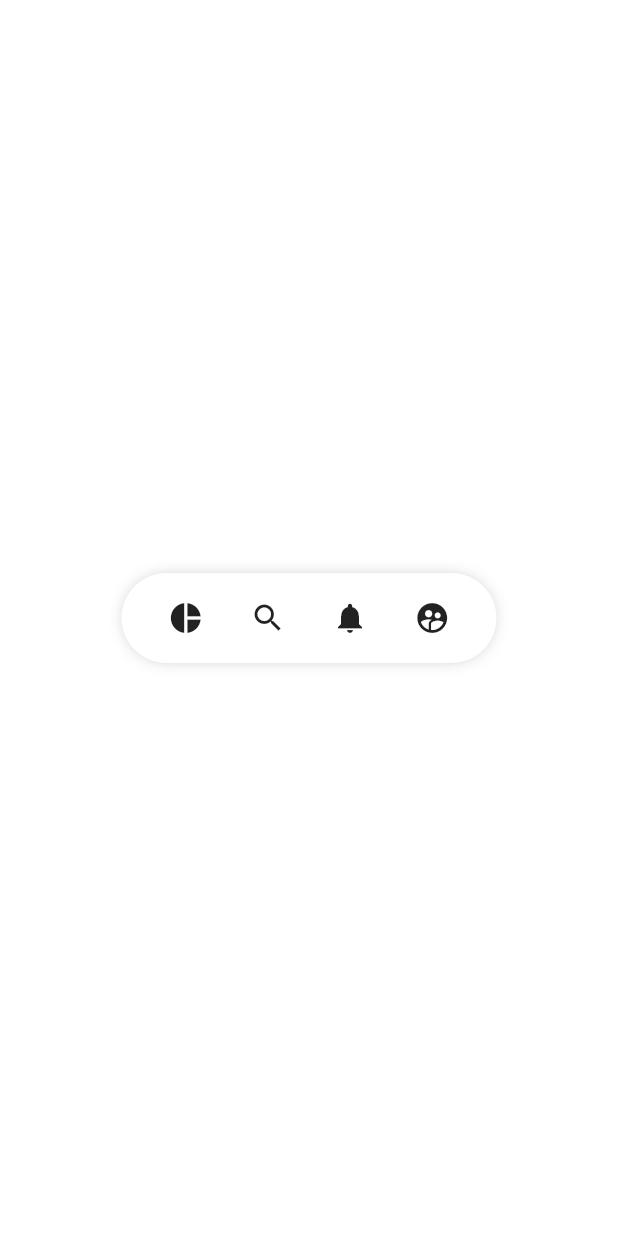
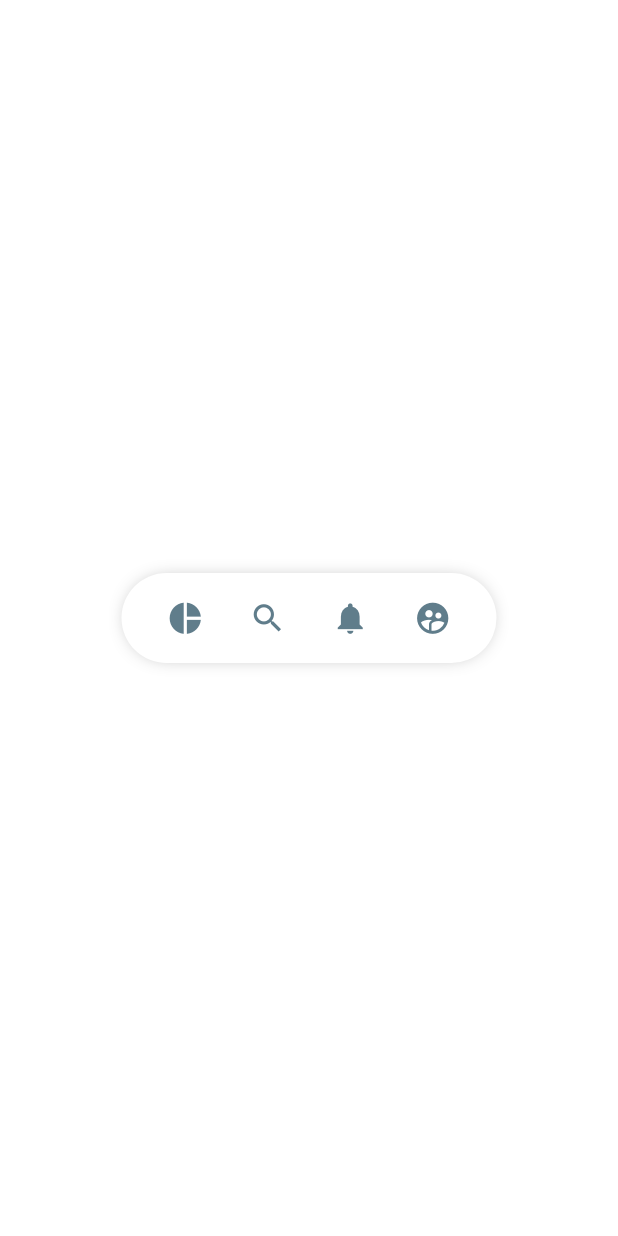
Before and after one commit to EstebanIndiveri/layoutcurrent, a Flutter app: the screen it shows after launch, on a phone screen of 412 x 824 dp. Run offline on Flutter 3.47's test engine with Material 2 defaults, Android fonts, the phone set to English and light mode, and no system bars.

Commit message:
changes btns

```diff
--- a/lib/src/widget/pinterest_menu.dart
+++ b/lib/src/widget/pinterest_menu.dart
@@ -30,7 +30,6 @@ class PinterestMenu extends StatelessWidget {
     return Center(
         child: Container(
           child:_MenuItems(items),
-
           width: 250,
           height: 60,
           decoration: BoxDecoration(
@@ -68,8 +67,28 @@ class _PinterestMenuButton extends StatelessWidget {
   _PinterestMenuButton(this.index,this.item);
   @override
   Widget build(BuildContext context) {
-    return Container(
-        child: Icon(item.icon),
+    return GestureDetector(
+          behavior: HitTestBehavior.translucent,
+          onTap: item.onPressed,
+          child: Container(
+          child: Icon(
+            item.icon,
+            size: 25,
+            color: Colors.blueGrey,
+            ),
+
+      ),
     );
   }
 }
+
+class _MenuModel with ChangeNotifier{
+  int _itemSelected=0;
+
+  int get itemSelected=>this._itemSelected;
+
+  set itemSelected(int index){
+    this._itemSelected=index;
+    notifyListeners();
+  }
+}
```
